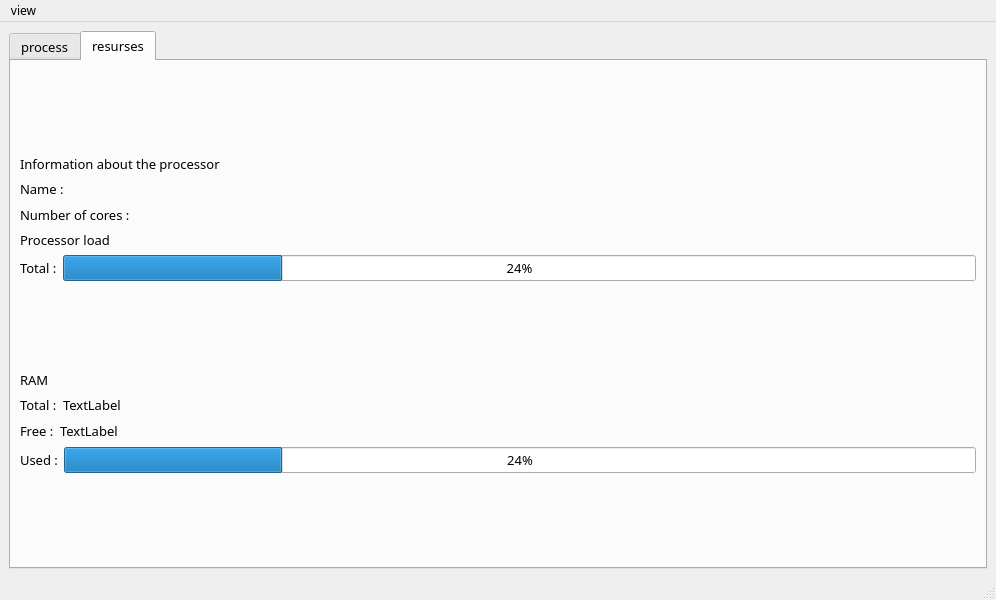
Above: mainwindow.ui from KessoPavel/LinuxTaskManager before the change. Below: the same form after it.
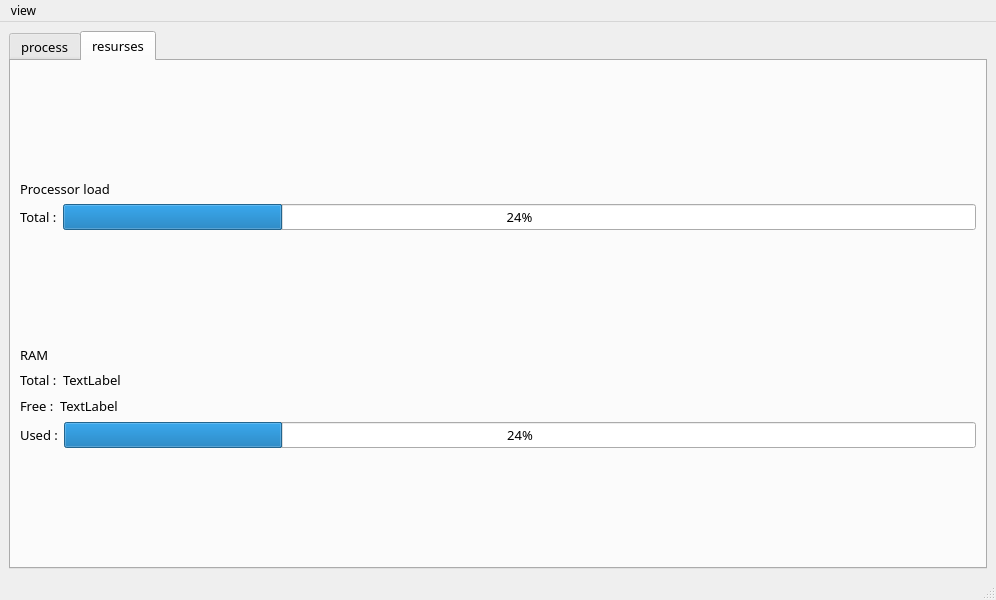
That is the form after the change. The open tabs and pages were chosen to show the change.

```diff
--- a/mainwindow.ui
+++ b/mainwindow.ui
@@ -180,82 +180,6 @@
             </property>
            </spacer>
           </item>
-          <item>
-           <layout class="QHBoxLayout" name="horizontalLayout_5">
-            <item>
-             <widget class="QLabel" name="label_4">
-              <property name="text">
-               <string>Information about the processor </string>
-              </property>
-             </widget>
-            </item>
-           </layout>
-          </item>
-          <item>
-           <layout class="QHBoxLayout" name="horizontalLayout_3">
-            <item>
-             <widget class="QLabel" name="label_2">
-              <property name="text">
-               <string>Name : </string>
-              </property>
-             </widget>
-            </item>
-            <item>
-             <widget class="QLabel" name="processorName">
-              <property name="text">
-               <string/>
-              </property>
-              <property name="alignment">
-               <set>Qt::AlignBottom|Qt::AlignHCenter</set>
-              </property>
-             </widget>
-            </item>
-            <item>
-             <spacer name="horizontalSpacer_4">
-              <property name="orientation">
-               <enum>Qt::Horizontal</enum>
-              </property>
-              <property name="sizeHint" stdset="0">
-               <size>
-                <width>40</width>
-                <height>20</height>
-               </size>
-              </property>
-             </spacer>
-            </item>
-           </layout>
-          </item>
-          <item>
-           <layout class="QHBoxLayout" name="horizontalLayout_6">
-            <item>
-             <widget class="QLabel" name="label_6">
-              <property name="text">
-               <string>Number of cores :</string>
-              </property>
-             </widget>
-            </item>
-            <item>
-             <widget class="QLabel" name="cores">
-              <property name="text">
-               <string/>
-              </property>
-             </widget>
-            </item>
-            <item>
-             <spacer name="horizontalSpacer_6">
-              <property name="orientation">
-               <enum>Qt::Horizontal</enum>
-              </property>
-              <property name="sizeHint" stdset="0">
-               <size>
-                <width>40</width>
-                <height>20</height>
-               </size>
-              </property>
-             </spacer>
-            </item>
-           </layout>
-          </item>
           <item>
            <layout class="QHBoxLayout" name="horizontalLayout_7">
             <item>
```
Left out of the diff: 3 changed lines with no effect on the pictures.
